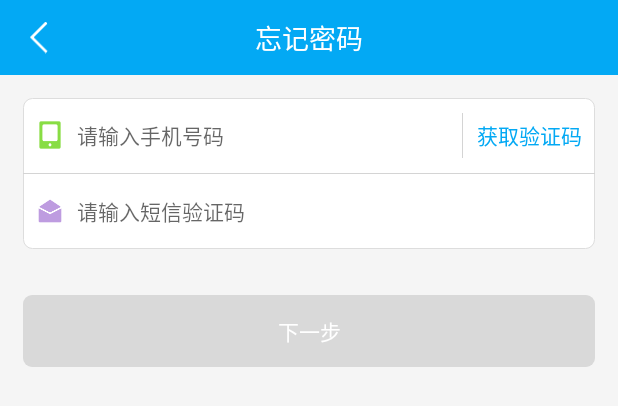
After one commit to Knightssdffd/KotlinMall, an Android app: the layout activity_forget_pwd.xml on its own in the app's theme, with its tools: preview values and no code run, on a phone screen of 412 x 824 dp. The commit adds this screen. Shown: the top 406 px of the screen. Run offline under Robolectric (Android 15) with nearby library versions, the phone set to English and light mode, and no system bars.

Commit message:
密码修改功能完成

```diff
--- a/UserCenter/src/main/debug/AndroidManifest.xml
+++ b/UserCenter/src/main/debug/AndroidManifest.xml
@@ -23,6 +23,9 @@
         </activity>
 
         <activity android:name=".ui.activity.RegisterActivity" />
+        <activity android:name=".ui.activity.ForgetPwdActivity" />
+        <activity android:name=".ui.activity.ResetPwdActivity"/>
+
     </application>
 
 </manifest>
--- a/UserCenter/src/main/java/com/kotlin/user/injection/componet/UserComponent.kt
+++ b/UserCenter/src/main/java/com/kotlin/user/injection/componet/UserComponent.kt
@@ -3,8 +3,10 @@ package com.kotlin.user.injection.componet
 import com.kotlin.base.injection.PerComponentScope
 import com.kotlin.base.injection.component.ActivityComponent
 import com.kotlin.user.injection.module.UserModule
+import com.kotlin.user.ui.activity.ForgetPwdActivity
 import com.kotlin.user.ui.activity.LoginActivity
 import com.kotlin.user.ui.activity.RegisterActivity
+import com.kotlin.user.ui.activity.ResetPwdActivity
 import dagger.Component
 
 @PerComponentScope
@@ -12,4 +14,6 @@ import dagger.Component
 interface UserComponent {
     fun inject(activity: RegisterActivity)
     fun inject(activity: LoginActivity)
+    fun inject(activity: ForgetPwdActivity)
+    fun inject(activity: ResetPwdActivity)
 }
--- a/UserCenter/src/main/java/com/kotlin/user/server/UserServer.kt
+++ b/UserCenter/src/main/java/com/kotlin/user/server/UserServer.kt
@@ -10,4 +10,7 @@ interface UserServer {
 
     fun login(mobile: String, pwd: String, pushId: String): Observable<UserInfo>
 
+    fun forgetPwd(mobile: String,  verifyCode: String): Observable<Boolean>
+
+    fun resetPwd(mobile: String, pwd: String): Observable<Boolean>
 }
--- a/UserCenter/src/main/java/com/kotlin/user/ui/activity/LoginActivity.kt
+++ b/UserCenter/src/main/java/com/kotlin/user/ui/activity/LoginActivity.kt
@@ -17,7 +17,7 @@ import org.jetbrains.anko.startActivity
 /**
  * 登录界面
  */
-class LoginActivity : BaseMvpActivity<LoginPresenter>(), LoginView,  View.OnClickListener {
+class LoginActivity : BaseMvpActivity<LoginPresenter>(), LoginView, View.OnClickListener {
 
 
     override fun onCreate(savedInstanceState: Bundle?) {
@@ -59,6 +59,9 @@ class LoginActivity : BaseMvpActivity<LoginPresenter>(), LoginView,  View.OnClic
             R.id.mRightTv -> {
                 startActivity<RegisterActivity>()
             }
+            R.id.mForgetPwdTv -> {
+                startActivity<ForgetPwdActivity>()
+            }
         }
     }
 }
--- /dev/null
+++ b/UserCenter/src/main/res/layout/activity_forget_pwd.xml
@@ -0,0 +1,50 @@
+<?xml version="1.0" encoding="utf-8"?>
+<LinearLayout xmlns:android="http://schemas.android.com/apk/res/android"
+              xmlns:app="http://schemas.android.com/apk/res-auto"
+              style="@style/MatchMatch.Vertical.Common">
+    <com.kotlin.base.widgets.HeaderBar
+            android:id="@+id/mHeaderBar"
+            style="@style/MatchWrap"
+            app:titleText="忘记密码"
+    />
+    <LinearLayout
+            style="@style/MatchWrap.Vertical"
+            android:background="@drawable/border_corner_all"
+            android:layout_margin="@dimen/common_margin">
+        <LinearLayout
+                style="@style/MatchWrap.Horizontal">
+            <EditText android:id="@+id/mMobileEt"
+                      android:layout_width="0dp"
+                      android:layout_height="@dimen/common_line_height"
+                      android:background="@null"
+                      android:paddingLeft="@dimen/common_padding_small"
+                      android:hint="请输入手机号码"
+                      android:drawableLeft="@drawable/icon_phone"
+                      android:drawablePadding="@dimen/common_padding_small"
+                      android:layout_weight="1.0"
+                      android:inputType="phone"/>
+            <View style="@style/DividerFixedWidth.MarginTopBottom"/>
+            <com.kotlin.base.widgets.VerifyButton
+                    android:id="@+id/mVerifyCodeBtn"
+                    style="@style/WrapMatch"
+                    android:text="获取验证码"
+                    android:textColor="@color/common_blue"
+                    android:background="@null"/>
+        </LinearLayout>
+        <View style="@style/DividerFixedHeight"/>
+        <EditText android:id="@+id/mVerifyCodeEt"
+                  android:background="@null"
+                  android:paddingLeft="@dimen/common_padding_small"
+                  android:layout_width="match_parent"
+                  android:layout_height="@dimen/common_line_height"
+                  android:hint="请输入短信验证码"
+                  android:drawableLeft="@drawable/icon_verify_code"
+                  android:drawablePadding="@dimen/common_padding_small"
+                  android:inputType="number"/>
+    </LinearLayout>
+    <Button
+            android:id="@+id/mNextBtn"
+            style="@style/FullBtnStyle"
+            android:text="@string/common_next"
+    />
+</LinearLayout>
```
Also changed, not shown: UserCenter/src/main/java/com/kotlin/user/data/api/UserAip.kt (+8 -3 lines), UserCenter/src/main/java/com/kotlin/user/data/protocol/ForgetPwdReq.kt (added, +7 -0 lines), UserCenter/src/main/java/com/kotlin/user/data/protocol/ResetPwdReq.kt (added, +7 -0 lines), UserCenter/src/main/java/com/kotlin/user/data/repository/UserRepository.kt (+10 -4 lines), UserCenter/src/main/java/com/kotlin/user/presenter/ForgetPwdPresenter.kt (added, +29 -0 lines), UserCenter/src/main/java/com/kotlin/user/presenter/ResetPwdPresenter.kt (added, +29 -0 lines), UserCenter/src/main/java/com/kotlin/user/presenter/view/ForgetPwdView.kt (added, +9 -0 lines), UserCenter/src/main/java/com/kotlin/user/presenter/view/ResetPwdView.kt (added, +9 -0 lines), UserCenter/src/main/java/com/kotlin/user/server/impl/UserServiceImpl.kt (+17 -0 lines), UserCenter/src/main/java/com/kotlin/user/ui/activity/ForgetPwdActivity.kt (added, +78 -0 lines), UserCenter/src/main/java/com/kotlin/user/ui/activity/ResetPwdActivity.kt (added, +68 -0 lines), UserCenter/src/main/res/layout/activity_reset_pwd.xml (added, +44 -0 lines), 1 other file.
